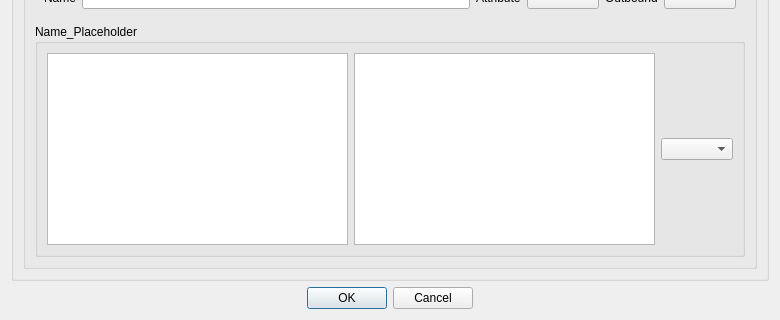
Qt form ui/widget/RouteItem.ui (shengmo0210/nekoray) before a commit; both pictures show x 0 to 780 and y 408 to 728 of the 780 by 728 pixel window.
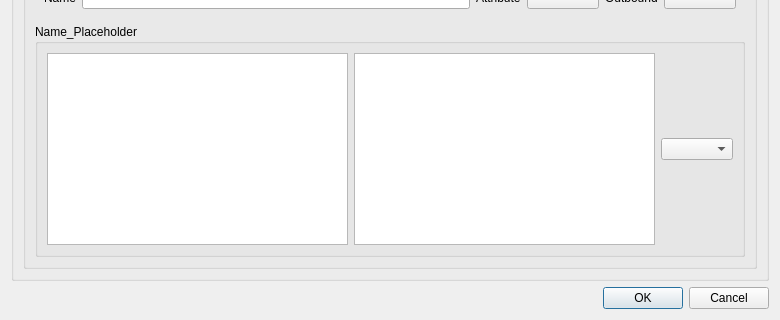
The same form after that commit.

```diff
--- a/ui/widget/RouteItem.ui
+++ b/ui/widget/RouteItem.ui
@@ -166,7 +166,7 @@
      </layout>
     </widget>
    </item>
-   <item alignment="Qt::AlignmentFlag::AlignHCenter">
+   <item alignment="">
     <widget class="QDialogButtonBox" name="buttonBox">
      <property name="standardButtons">
       <set>QDialogButtonBox::StandardButton::Cancel|QDialogButtonBox::StandardButton::Ok</set>
```
